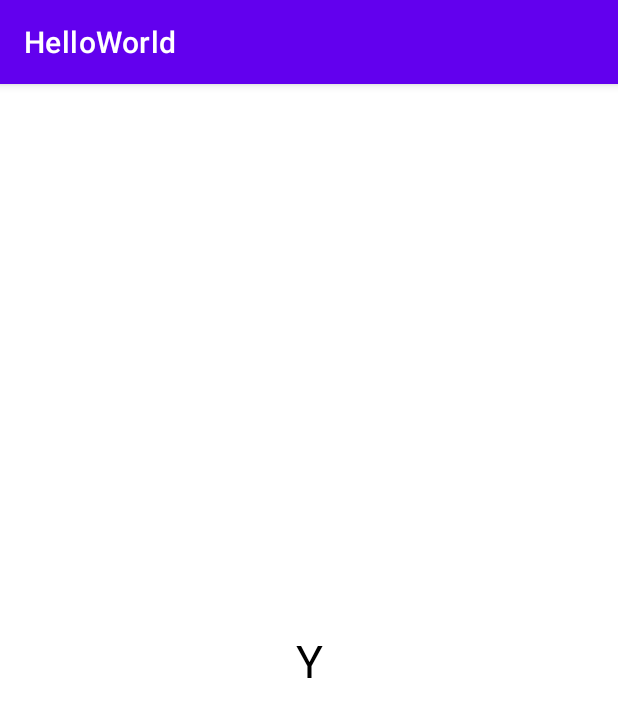
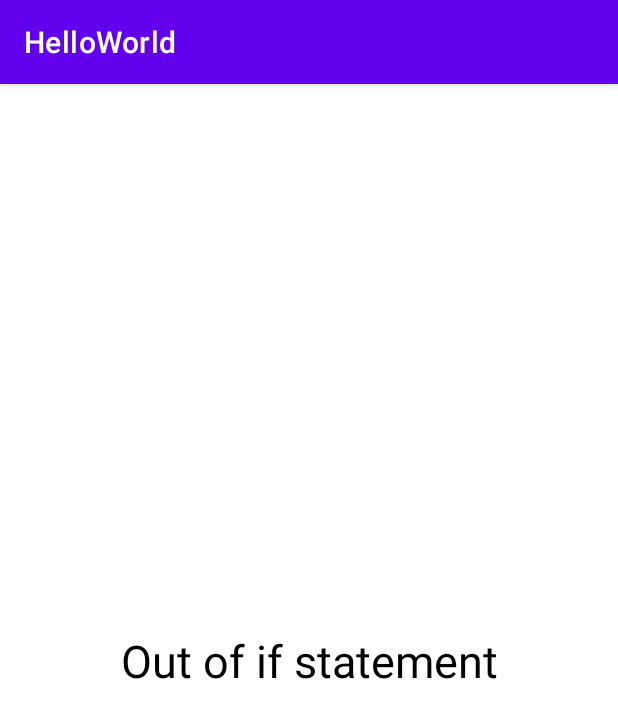
Before and after one commit to ozaenzenzen/latihan-kotlin1, an Android app: the screen it shows after launch (MainActivity), on a phone screen of 412 x 824 dp. Shown: the top 718 px of the screen. Run offline under Robolectric (Android 15) with nearby library versions, the phone set to English and light mode, and no system bars.

Commit message:
if statement 3

```diff
--- a/app/src/main/java/com/example/helloworld/MainActivity.kt
+++ b/app/src/main/java/com/example/helloworld/MainActivity.kt
@@ -17,16 +17,17 @@ class MainActivity : AppCompatActivity() {
         // statement and conditions
         val textView: TextView = findViewById(R.id.textView)
 
-        var x = 10
+        var x = 14
         var y = 20
 
-        var largest = "XY"
+        when (x) {
+            9 -> textView.setText("9 Lower than 10")
+            10 -> textView.setText("10 same with 10")
+            11 -> textView.setText("11 Greater than 10")
+            12 -> textView.setText("12 Greater than 10")
 
-        if (x > y)
-            textView.setText("X")
-        else
-            textView.setText("Y")
-
+            else -> textView.setText("Out of if statement")
+        }
 
     }
 }
```
